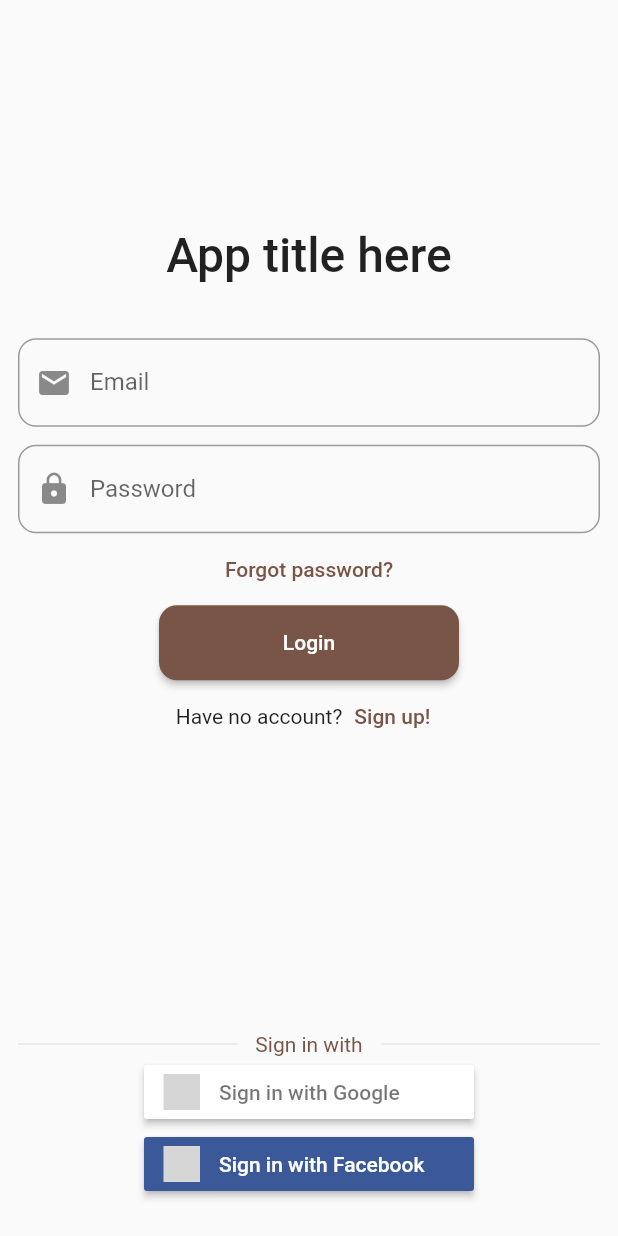
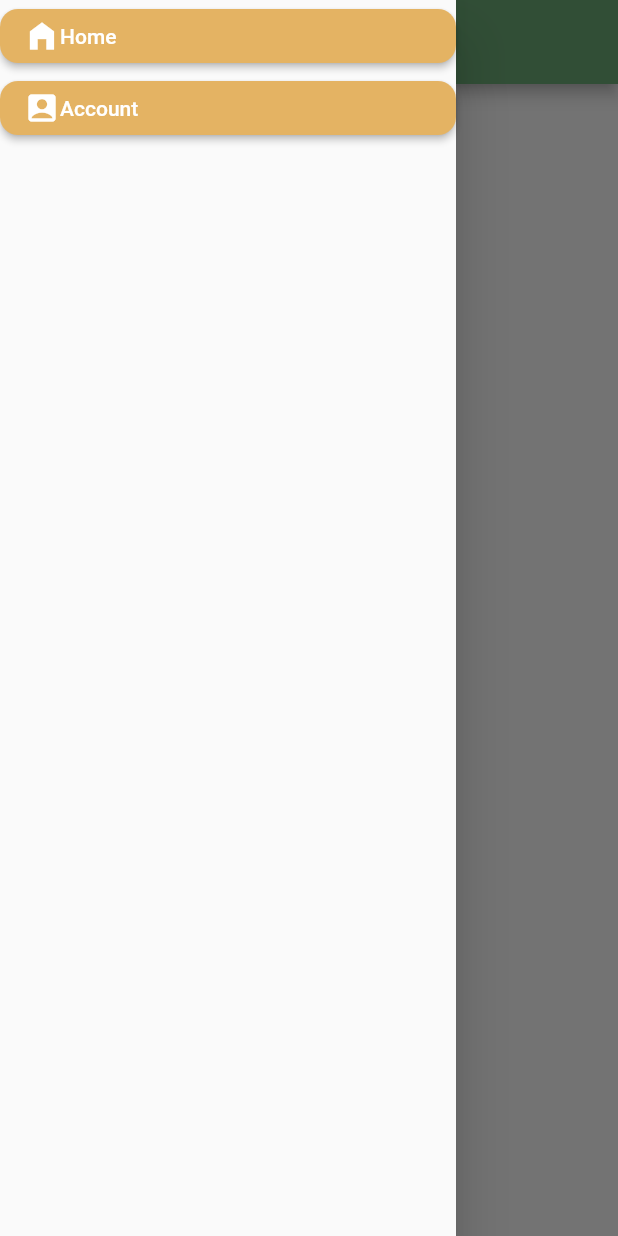
Before and after one commit to johanehinger/booking_template_app, a Flutter app: the screen it shows after launch, with the side drawer open (before the commit the screen has no drawer), on a phone screen of 412 x 824 dp. Run offline on Flutter 3.47's test engine with Material 2 defaults, Android fonts, the phone set to English and light mode, and no system bars; our stand-ins replace firebase_auth, firebase_core, flutter_signin_button, google_sign_in; accounts and stored records are empty; grey boxes are pictures that could not be loaded.

Commit message:
feature: theme and restructure
Added a global theme and switched to appbar navigation instead of bottom
navigation bar.

```diff
--- /dev/null
+++ b/lib/design/app_theme.dart
@@ -0,0 +1,60 @@
+import 'package:booking_template_app/design/theme_colors.dart';
+import 'package:flutter/material.dart';
+
+class AppTheme {
+  ThemeData get themeData {
+    return ThemeData(
+      backgroundColor: ThemeColors.backgroundColor,
+      primaryColor: ThemeColors.primaryColor,
+      primarySwatch: ThemeColors.primarySwatchColor,
+      dialogTheme: DialogTheme(
+        backgroundColor: ThemeColors.backgroundColor,
+        shape: RoundedRectangleBorder(
+          borderRadius: BorderRadius.circular(12.0),
+        ),
+      ),
+      accentColor: ThemeColors.secondaryColor,
+      elevatedButtonTheme: ElevatedButtonThemeData(
+        style: ElevatedButton.styleFrom(
+          onPrimary: ThemeColors.backgroundColor,
+          primary: ThemeColors.buttonColor,
+          shape: RoundedRectangleBorder(
+            borderRadius: BorderRadius.circular(12.0),
+          ),
+        ),
+      ),
+      inputDecorationTheme: InputDecorationTheme(
+        enabledBorder: const OutlineInputBorder(
+          borderSide: BorderSide(
+            style: BorderStyle.solid,
+            color: ThemeColors.contourColor,
+          ),
+          borderRadius: const BorderRadius.all(
+            const Radius.circular(12.0),
+          ),
+        ),
+        border: const OutlineInputBorder(
+          borderSide: BorderSide(
+            style: BorderStyle.solid,
+          ),
+          borderRadius: const BorderRadius.all(
+            const Radius.circular(12.0),
+          ),
+        ),
+      ),
+      textButtonTheme: TextButtonThemeData(
+        style: TextButton.styleFrom(primary: ThemeColors.buttonColor),
+      ),
+      bottomNavigationBarTheme: BottomNavigationBarThemeData(
+        selectedItemColor: ThemeColors.secondaryColor,
+        backgroundColor: ThemeColors.primaryColor,
+      ),
+      dividerTheme: DividerThemeData(
+          color: ThemeColors.primaryColor,
+          endIndent: 12.0,
+          indent: 12.0,
+          thickness: 2.0),
+      appBarTheme: AppBarTheme(color: ThemeColors.primaryColor),
+    );
+  }
+}
--- a/lib/design/theme_colors.dart
+++ b/lib/design/theme_colors.dart
@@ -1,5 +1,27 @@
 import 'package:flutter/material.dart';
 
+const Map<int, Color> color = {
+  50: Color.fromRGBO(42, 67, 46, .1),
+  100: Color.fromRGBO(42, 67, 46, .2),
+  200: Color.fromRGBO(42, 67, 46, .3),
+  300: Color.fromRGBO(42, 67, 46, .4),
+  400: Color.fromRGBO(42, 67, 46, .5),
+  500: Color.fromRGBO(42, 67, 46, .6),
+  600: Color.fromRGBO(42, 67, 46, .7),
+  700: Color.fromRGBO(42, 67, 46, .8),
+  800: Color.fromRGBO(42, 67, 46, .9),
+  900: Color.fromRGBO(42, 67, 46, 1),
+};
+
 class ThemeColors {
-  static const primary = Colors.brown;
+  static const backgroundColor = Color(0xffFFFFFF);
+  static const textColor = Color(0xff000000);
+
+  //* Recomendetion: Set primarySwatchColor and primaryColor to the same color.
+  static const primarySwatchColor = MaterialColor(0xff6BAA75, color);
+  static const primaryColor = Color(0xff6BAA75);
+  static const secondaryColor = Color(0xffE4B363);
+
+  static const buttonColor = Color(0xffE4B363);
+  static const contourColor = Color(0xff919AA1);
 }
--- a/lib/main.dart
+++ b/lib/main.dart
@@ -1,10 +1,9 @@
-import 'package:firebase_auth/firebase_auth.dart';
 import 'package:flutter/material.dart';
 import 'package:flutter/services.dart';
-import 'package:booking_template_app/design/theme_colors.dart';
-import 'package:booking_template_app/screens/auth_screen.dart';
 import 'package:firebase_core/firebase_core.dart';
-import 'package:booking_template_app/screens/tab_screen.dart';
+
+import '../design/app_theme.dart';
+import './screens/home_screen.dart';
 
 Future<void> main() async {
   WidgetsFlutterBinding.ensureInitialized();
@@ -13,7 +12,7 @@ Future<void> main() async {
 }
 
 class MyApp extends StatelessWidget {
-  // This widget is the root of your application.
+  final AppTheme _appTheme = new AppTheme();
   @override
   Widget build(BuildContext context) {
     SystemChrome.setPreferredOrientations([
@@ -21,23 +20,26 @@ class MyApp extends StatelessWidget {
       DeviceOrientation.portraitDown,
     ]);
     return MaterialApp(
-        title: 'Flutter Demo',
-        theme: ThemeData(
-          primarySwatch: ThemeColors.primary,
-        ),
-        home: StreamBuilder(
-          stream: FirebaseAuth.instance.authStateChanges(),
-          builder: (context, userSnapshot) {
-            if (userSnapshot.connectionState == ConnectionState.waiting) {
-              return Scaffold(
-                body: Center(
-                  child: CircularProgressIndicator(),
-                ),
-              );
-            }
-            var signedIn = userSnapshot.hasData;
-            return signedIn ? TabScreen() : AuthScreen();
-          },
-        ));
+      title: 'Flutter Demo',
+      theme: _appTheme.themeData,
+      home: HomeScreen(),
+      // __________________
+      // TabScreen(),
+      //___________________
+      // StreamBuilder(
+      //   stream: FirebaseAuth.instance.authStateChanges(),
+      //   builder: (context, userSnapshot) {
+      //     if (userSnapshot.connectionState == ConnectionState.waiting) {
+      //       return Scaffold(
+      //         body: Center(
+      //           child: CircularProgressIndicator(),
+      //         ),
+      //       );
+      //     }
+      //     var signedIn = userSnapshot.hasData;
+      //     return signedIn ? TabScreen() : AuthScreen();
+      //   },
+      // ),
+    );
   }
 }
--- a/lib/screens/auth_screen.dart
+++ b/lib/screens/auth_screen.dart
@@ -59,6 +59,7 @@ class _AuthScreenState extends State<AuthScreen> {
   @override
   Widget build(BuildContext context) {
     return Scaffold(
+      backgroundColor: Theme.of(context).backgroundColor,
       body: LayoutBuilder(
         builder: (context, constraint) {
           return SingleChildScrollView(
@@ -114,12 +115,6 @@ class _AuthScreenState extends State<AuthScreen> {
                                         decoration: InputDecoration(
                                           labelText: "Email",
                                           prefixIcon: Icon(Icons.email),
-                                          border: const OutlineInputBorder(
-                                            borderRadius:
-                                                const BorderRadius.all(
-                                              const Radius.circular(12.0),
-                                            ),
-                                          ),
                                         ),
                                       ),
                                     ),
@@ -143,12 +138,6 @@ class _AuthScreenState extends State<AuthScreen> {
                                         decoration: InputDecoration(
                                           labelText: "Password",
                                           prefixIcon: Icon(Icons.lock),
-                                          border: const OutlineInputBorder(
-                                            borderRadius:
-                                                const BorderRadius.all(
-                                              const Radius.circular(12.0),
-                                            ),
-                                          ),
                                         ),
                                       ),
                                     ),
@@ -156,21 +145,13 @@ class _AuthScreenState extends State<AuthScreen> {
                                 ),
                               ),
                               TextButton(
-                                  onPressed: _forgotPassword,
-                                  child: const Text('Forgot password?')),
+                                onPressed: _forgotPassword,
+                                child: const Text('Forgot password?'),
+                              ),
                               Container(
                                 width: 200.0,
                                 height: 50.0,
                                 child: ElevatedButton(
-                                  style: ButtonStyle(
-                                    shape: MaterialStateProperty.all<
-                                        RoundedRectangleBorder>(
-                                      RoundedRectangleBorder(
-                                        borderRadius:
-                                            BorderRadius.circular(12.0),
-                                      ),
-                                    ),
-                                  ),
                                   onPressed: _login,
                                   child: const Text('Login'),
                                 ),
@@ -181,8 +162,9 @@ class _AuthScreenState extends State<AuthScreen> {
                                 children: [
                                   const Text("Have no account?"),
                                   TextButton(
-                                      onPressed: _signUp,
-                                      child: const Text('Sign up!')),
+                                    onPressed: _signUp,
+                                    child: const Text('Sign up!'),
+                                  ),
                                 ],
                               ),
                               const SizedBox(
@@ -198,22 +180,10 @@ class _AuthScreenState extends State<AuthScreen> {
                             children: [
                               Row(
                                 children: [
+                                  const Expanded(child: const Divider()),
+                                  Text("Sign in with"),
                                   const Expanded(
-                                    child: const Divider(
-                                      indent: 12.0,
-                                      endIndent: 12.0,
-                                    ),
-                                  ),
-                                  Text(
-                                    "Sign in with",
-                                    style: TextStyle(
-                                        color: Theme.of(context).primaryColor),
-                                  ),
-                                  const Expanded(
-                                    child: const Divider(
-                                      indent: 12.0,
-                                      endIndent: 12.0,
-                                    ),
+                                    child: const Divider(),
                                   ),
                                 ],
                               ),
--- /dev/null
+++ b/lib/screens/home_screen.dart
@@ -0,0 +1,64 @@
+import 'package:booking_template_app/screens/profile_screen.dart';
+import 'package:firebase_auth/firebase_auth.dart';
+import 'package:flutter/material.dart';
+
+import './auth_screen.dart';
+
+class HomeScreen extends StatefulWidget {
+  const HomeScreen({Key? key}) : super(key: key);
+
+  @override
+  _HomeScreenState createState() => _HomeScreenState();
+}
+
+class _HomeScreenState extends State<HomeScreen> {
+  int _selectedIndex = 0;
+
+  static final List<Widget> _tabs = <Widget>[
+    //! Modifying this list requires you to update index variables.
+    Scaffold(),
+    ProfileScreen(),
+  ];
+
+  /// Switches tab.
+  void _onItemTapped(int index) async {
+    Navigator.of(context).pop();
+    setState(() {
+      _selectedIndex = index;
+    });
+  }
+
+  @override
+  Widget build(BuildContext context) {
+    return Scaffold(
+      appBar: AppBar(),
+      body: _tabs.elementAt(_selectedIndex),
+      drawer: Drawer(
+        child: Center(
+          child: Column(
+            children: [
+              ElevatedButton(
+                onPressed: () => _onItemTapped(0),
+                child: Row(
+                  children: [
+                    Icon(Icons.home_filled),
+                    const Text("Home"),
+                  ],
+                ),
+              ),
+              ElevatedButton(
+                onPressed: () => _onItemTapped(1),
+                child: Row(
+                  children: [
+                    Icon(Icons.account_box),
+                    const Text("Account"),
+                  ],
+                ),
+              ),
+            ],
+          ),
+        ),
+      ),
+    );
+  }
+}
```
Also changed, not shown: lib/screens/profile_screen.dart (added, +38 -0 lines), lib/screens/sign_up_screen.dart (+11 -38 lines), lib/screens/tab_screen.dart (+25 -10 lines).
